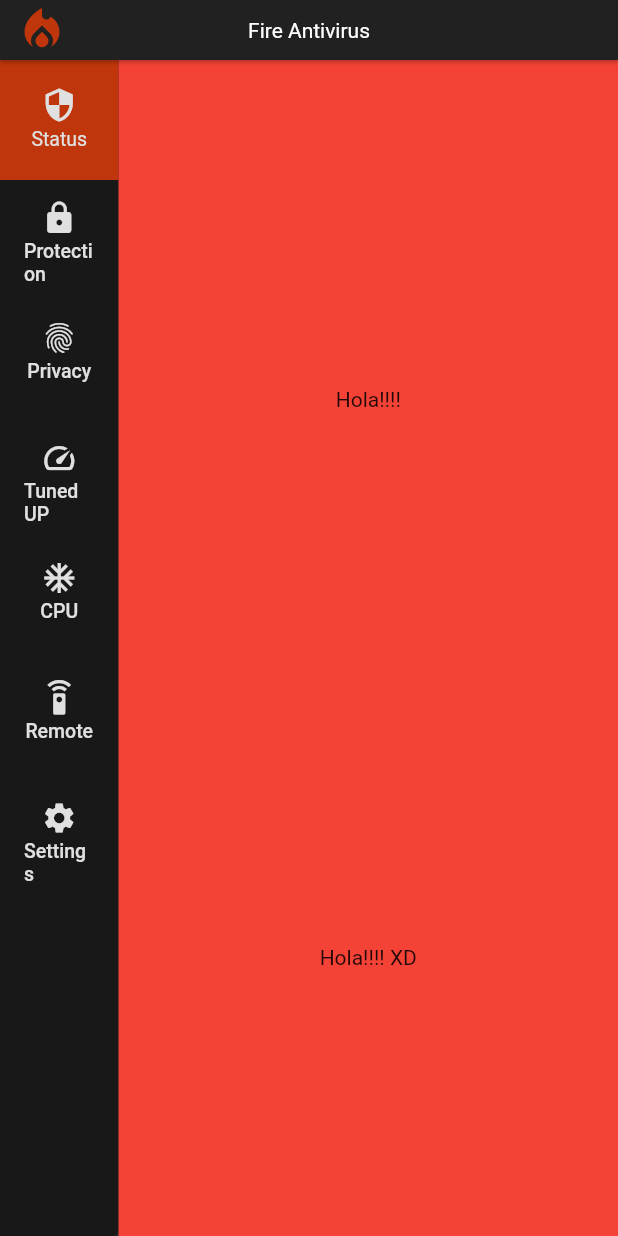
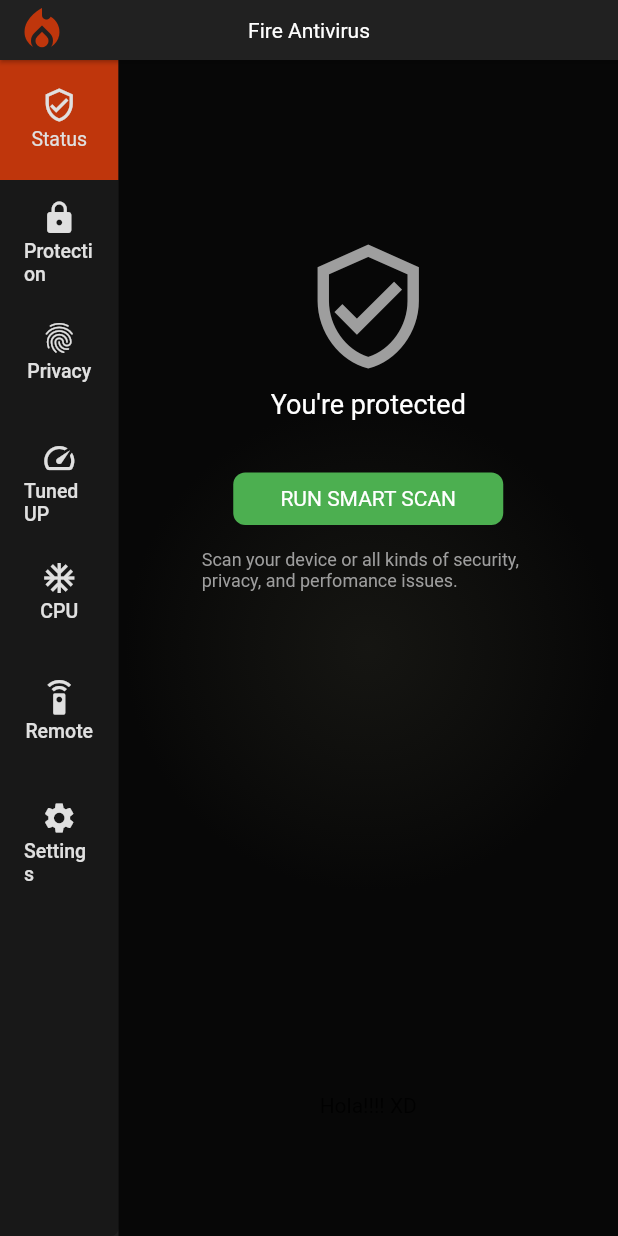
Before and after one commit to jeremiasramirez/flutter_antivirus, a Flutter app: the screen it shows after launch, on a phone screen of 412 x 824 dp. Run offline on Flutter 3.47's test engine with Material 2 defaults, Android fonts, the phone set to English and light mode, and no system bars; our stand-ins replace animate_do, google_fonts; Roboto replaces fonts that are missing (arial, ubuntu).

Commit message:
agregado statuscheck

```diff
--- a/lib/pages/loading/loading.page.dart
+++ b/lib/pages/loading/loading.page.dart
@@ -16,7 +16,7 @@
   }
 
   void toHome(context) {
-    Future delays = Future.delayed(Duration(seconds: 5), () {
+    Future delays = Future.delayed(Duration(milliseconds: 2000), () {
       return true;
     });
 
--- a/lib/widgets/home/menu.home.dart
+++ b/lib/widgets/home/menu.home.dart
@@ -26,7 +26,7 @@
 
   dynamic insertItems() {
     return [
-      ItemsMenu(Icons.security, "Status").selected(),
+      ItemsMenu(Icons.verified_user_outlined, "Status").selected(),
       ItemsMenu(Icons.lock, "Protection"),
       ItemsMenu(Icons.fingerprint, "Privacy"),
       ItemsMenu(Icons.speed, "Tuned UP"),
--- a/lib/widgets/home/status.home.dart
+++ b/lib/widgets/home/status.home.dart
@@ -1,4 +1,7 @@
+import 'package:animate_do/animate_do.dart';
+import 'package:fire_antivirus/helpers/separate.dart';
 import 'package:flutter/material.dart';
+import 'package:google_fonts/google_fonts.dart';
 
 class StatusHome extends StatefulWidget {
   StatusHomeState createState() => new StatusHomeState();
@@ -10,12 +13,14 @@
 
   Widget build(context) {
     this.sizesScreen(context);
+
     return Container(
       padding: EdgeInsets.only(top: 40),
       alignment: Alignment.topCenter,
       decoration: BoxDecoration(
-        color: Colors.red,
-      ),
+          color: Color.fromRGBO(10, 10, 10, .8),
+          gradient: RadialGradient(
+              colors: [Color.fromRGBO(15, 15, 10, .8), Colors.black])),
       width: this.widthScreen,
       height: this.heightScreen,
       child: this.statusItems(),
@@ -25,7 +30,70 @@
   Widget statusItems() {
     return Column(
         mainAxisAlignment: MainAxisAlignment.spaceAround,
-        children: [Text("Hola!!!!"), Text("Hola!!!! XD")]);
+        children: [this.checkedStatus(), Text("Hola!!!! XD")]);
+  }
+
+  Widget checkedStatus() {
+    return Container(
+        width: this.widthScreen / 1.5,
+        height: this.heightScreen / 2,
+        alignment: Alignment.center,
+        // decoration: BoxDecoration(color: Colors.blue),
+        child: Column(children: [
+          this.imageStatus(),
+          Separated(0, 10),
+          this.textForButtonDown(),
+          // Separated(0, 60),
+          this.buttonStatusChecked(),
+          // Separated(0, 20),
+          this.descriptionStatus()
+        ]));
+  }
+
+  Widget textForButtonDown() {
+    return Text(
+      "You're protected",
+      style: TextStyle(
+        fontFamily: "ubuntu",
+        color: Colors.white,
+        fontSize: 18,
+      ),
+    );
+  }
+
+  BounceInUp imageStatus() {
+    return BounceInUp(
+        from: 4,
+        child: Icon(Icons.verified_user_outlined,
+            size: 90, color: Colors.grey[500]));
+  }
+
+  Widget buttonStatusChecked() {
+    return BounceInUp(
+        from: 4,
+        child: Container(
+            width: 180,
+            height: 35,
+            margin: EdgeInsets.only(top: 35),
+            alignment: Alignment.center,
+            decoration: BoxDecoration(
+                color: Colors.green, borderRadius: BorderRadius.circular(8)),
+            child: Text(
+              "RUN SMART SCAN",
+              style: TextStyle(
+                fontFamily: "ubuntu",
+                color: Colors.white,
+              ),
+            )));
+  }
+
+  Widget descriptionStatus() {
+    return Container(
+        margin: EdgeInsets.only(top: 16),
+        child: Text(
+            "Scan your device or all kinds of security, privacy, and perfomance issues.",
+            style: TextStyle(
+                fontFamily: "arial", color: Colors.grey[500], fontSize: 12)));
   }
 
   void sizesScreen(context) {
```
Also changed, not shown: 14 other files.
